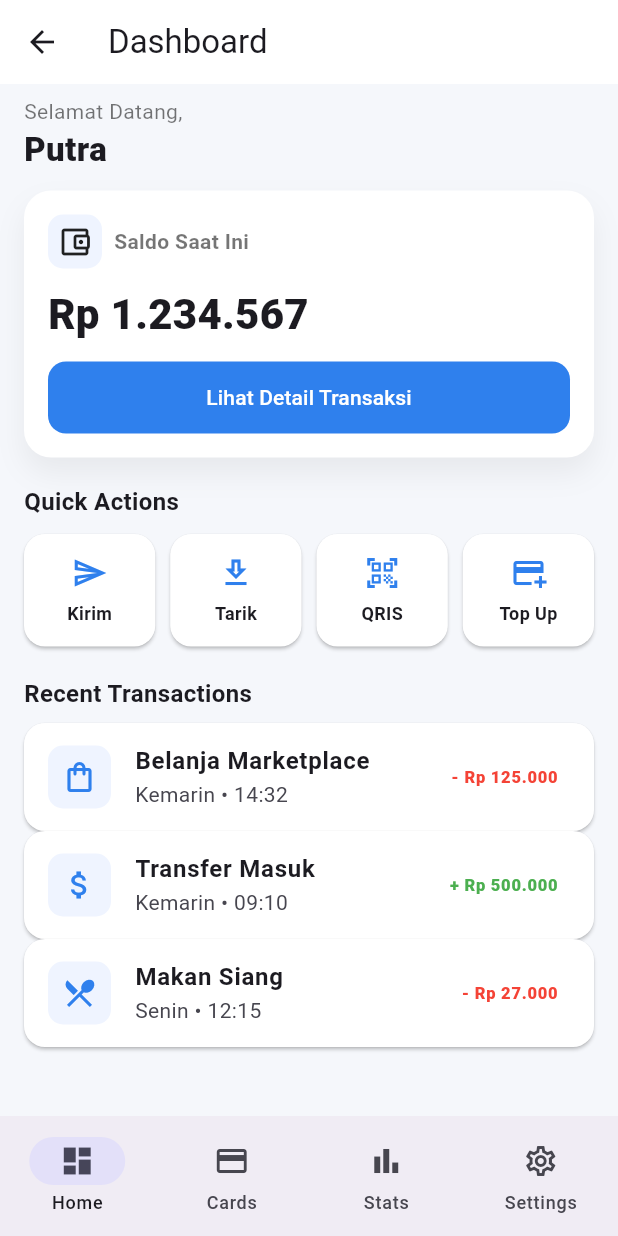
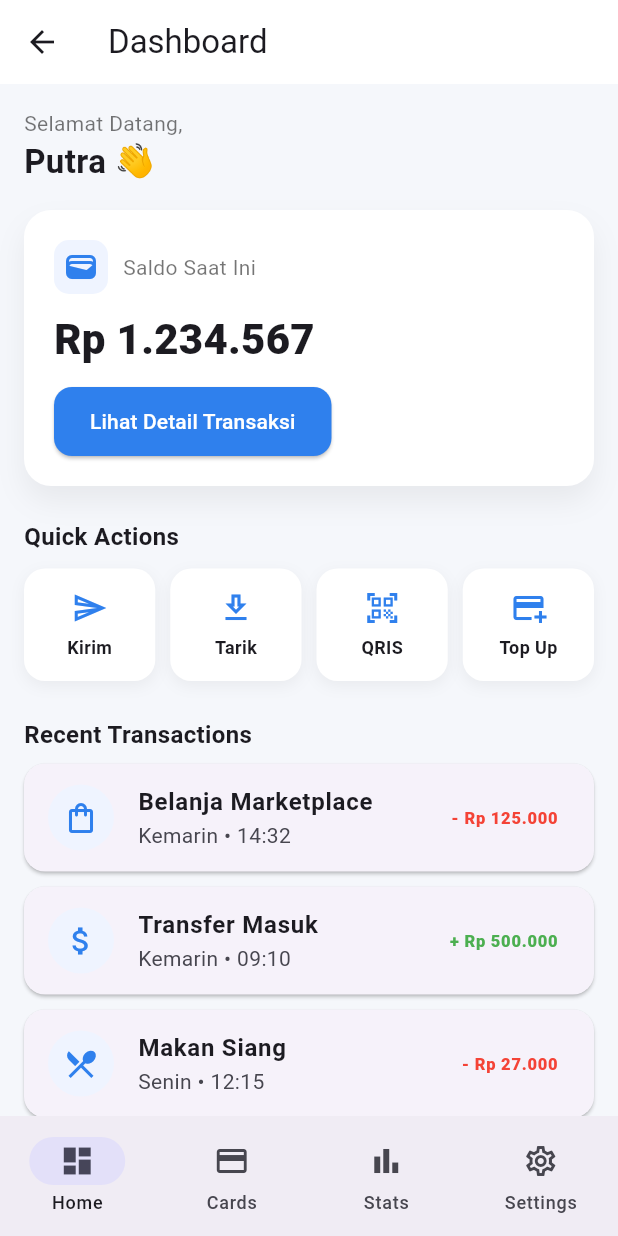
Before and after one commit to Putraa70/prak-mobilelanjut-2317051098, a Flutter app: the DashboardScreen screen opened by its route, on a phone screen of 412 x 824 dp. Run offline on Flutter 3.47's test engine with Material 3 defaults, Android fonts, the phone set to English and light mode, and no system bars.

```diff
--- a/lib/screens/dashboard_screen.dart
+++ b/lib/screens/dashboard_screen.dart
@@ -16,156 +16,14 @@ class _DashboardScreenState extends State<DashboardScreen> {
       backgroundColor: const Color(0xFFF5F7FB),
       appBar: AppBar(
         title: const Text('Dashboard'),
-        centerTitle: false,
         backgroundColor: Colors.white,
+        elevation: 0.8,
         surfaceTintColor: Colors.white,
-        elevation: 0.5,
       ),
-      body: SafeArea(
-        child: ListView(
-          padding: const EdgeInsets.fromLTRB(16, 8, 16, 16),
-          children: [
-            // ====== Salam + Nama ======
-            const Text(
-              'Selamat Datang,',
-              style: TextStyle(fontSize: 14, color: Colors.black54),
+      body: AnimatedSwitcher(
+        duration: const Duration(milliseconds: 400),
+        child: _buildDashboardContent(),
       ),
-            const Text(
-              'Putra',
-              style: TextStyle(fontSize: 22, fontWeight: FontWeight.w800),
-            ),
-            const SizedBox(height: 12),
-
-            // ====== Kartu Saldo (sesuai screenshot) ======
-            Container(
-              decoration: BoxDecoration(
-                color: Colors.white,
-                borderRadius: BorderRadius.circular(18),
-                boxShadow: [
-                  BoxShadow(
-                    color: Colors.black.withOpacity(.06),
-                    blurRadius: 16,
-                    offset: const Offset(0, 10),
-                  ),
-                ],
-              ),
-              padding: const EdgeInsets.all(16),
-              child: Column(
-                crossAxisAlignment: CrossAxisAlignment.stretch,
-                children: [
-                  Row(
-                    children: [
-                      Container(
-                        width: 36,
-                        height: 36,
-                        decoration: BoxDecoration(
-                          color: const Color(0xFFEFF4FF),
-                          borderRadius: BorderRadius.circular(10),
-                        ),
-                        child: const Icon(
-                          Icons.account_balance_wallet_outlined,
-                        ),
-                      ),
-                      const SizedBox(width: 8),
-                      const Text(
-                        'Saldo Saat Ini',
-                        style: TextStyle(
-                          fontSize: 14,
-                          color: Colors.black54,
-                          fontWeight: FontWeight.w600,
-                        ),
-                      ),
-                    ],
-                  ),
-                  const SizedBox(height: 10),
-                  const Text(
-                    'Rp 1.234.567',
-                    style: TextStyle(
-                      fontSize: 28,
-                      fontWeight: FontWeight.w900,
-                      letterSpacing: 0.2,
-                    ),
-                  ),
-                  const SizedBox(height: 12),
-                  SizedBox(
-                    height: 48,
-                    child: ElevatedButton(
-                      style: ElevatedButton.styleFrom(
-                        backgroundColor: const Color(0xFF2F80ED),
-                        foregroundColor: Colors.white,
-                        shape: RoundedRectangleBorder(
-                          borderRadius: BorderRadius.circular(12),
-                        ),
-                        elevation: 0,
-                      ),
-                      onPressed: () {
-                        // TODO: arahkan ke halaman detail transaksi
-                        ScaffoldMessenger.of(context).showSnackBar(
-                          const SnackBar(
-                            content: Text('Detail transaksi coming soon 👀'),
-                          ),
-                        );
-                      },
-                      child: const Text('Lihat Detail Transaksi'),
-                    ),
-                  ),
-                ],
-              ),
-            ),
-
-            // ====== Quick Actions (modern) ======
-            const SizedBox(height: 18),
-            const Text(
-              'Quick Actions',
-              style: TextStyle(fontSize: 16, fontWeight: FontWeight.w700),
-            ),
-            const SizedBox(height: 10),
-            Row(
-              children: const [
-                _QuickAction(icon: Icons.send_outlined, label: 'Kirim'),
-                SizedBox(width: 10),
-                _QuickAction(icon: Icons.download_outlined, label: 'Tarik'),
-                SizedBox(width: 10),
-                _QuickAction(icon: Icons.qr_code_scanner, label: 'QRIS'),
-                SizedBox(width: 10),
-                _QuickAction(icon: Icons.add_card_outlined, label: 'Top Up'),
-              ],
-            ),
-
-            // ====== Recent Transactions (modern) ======
-            const SizedBox(height: 20),
-            const Text(
-              'Recent Transactions',
-              style: TextStyle(fontSize: 16, fontWeight: FontWeight.w700),
-            ),
-            const SizedBox(height: 8),
-            const _TxnTile(
-              icon: Icons.shopping_bag_outlined,
-              title: 'Belanja Marketplace',
-              subtitle: 'Kemarin • 14:32',
-              amount: '- Rp 125.000',
-              negative: true,
-            ),
-            const _TxnTile(
-              icon: Icons.attach_money_outlined,
-              title: 'Transfer Masuk',
-              subtitle: 'Kemarin • 09:10',
-              amount: '+ Rp 500.000',
-              negative: false,
-            ),
-            const _TxnTile(
-              icon: Icons.local_dining_outlined,
-              title: 'Makan Siang',
-              subtitle: 'Senin • 12:15',
-              amount: '- Rp 27.000',
-              negative: true,
-            ),
-            const SizedBox(height: 24),
-          ],
-        ),
-      ),
-
-      // ====== Bottom Navigation (modern feel) ======
       bottomNavigationBar: NavigationBar(
         selectedIndex: _currentIndex,
         onDestinationSelected: (i) => setState(() => _currentIndex = i),
@@ -194,9 +52,144 @@ class _DashboardScreenState extends State<DashboardScreen> {
       ),
     );
   }
+
+  Widget _buildDashboardContent() {
+    return ListView(
+      key: const ValueKey('dashboard'),
+      padding: const EdgeInsets.all(16),
+      children: [
+        const Text(
+          'Selamat Datang,',
+          style: TextStyle(fontSize: 14, color: Colors.black54),
+        ),
+        const Text(
+          'Putra 👋',
+          style: TextStyle(fontSize: 22, fontWeight: FontWeight.bold),
+        ),
+        const SizedBox(height: 16),
+
+        // ==== Kartu Saldo ====
+        Container(
+          decoration: BoxDecoration(
+            color: Colors.white,
+            borderRadius: BorderRadius.circular(18),
+            boxShadow: [
+              BoxShadow(
+                color: Colors.black.withOpacity(.06),
+                blurRadius: 16,
+                offset: const Offset(0, 10),
+              ),
+            ],
+          ),
+          padding: const EdgeInsets.all(20),
+          child: Column(
+            crossAxisAlignment: CrossAxisAlignment.start,
+            children: [
+              Row(
+                children: [
+                  Container(
+                    width: 36,
+                    height: 36,
+                    decoration: BoxDecoration(
+                      color: const Color(0xFFEFF4FF),
+                      borderRadius: BorderRadius.circular(10),
+                    ),
+                    child: const Icon(Icons.wallet_outlined,
+                        color: Color(0xFF2F80ED)),
+                  ),
+                  const SizedBox(width: 10),
+                  const Text(
+                    'Saldo Saat Ini',
+                    style: TextStyle(color: Colors.black54),
+                  ),
+                ],
+              ),
+              const SizedBox(height: 10),
+              const Text(
+                'Rp 1.234.567',
+                style: TextStyle(
+                  fontSize: 28,
+                  fontWeight: FontWeight.w900,
+                  letterSpacing: 0.2,
+                ),
+              ),
+              const SizedBox(height: 12),
+              SizedBox(
+                height: 46,
+                child: ElevatedButton(
+                  style: ElevatedButton.styleFrom(
+                    backgroundColor: const Color(0xFF2F80ED),
+                    foregroundColor: Colors.white,
+                    shape: RoundedRectangleBorder(
+                      borderRadius: BorderRadius.circular(12),
+                    ),
+                  ),
+                  onPressed: () {
+                    ScaffoldMessenger.of(context).showSnackBar(
+                      const SnackBar(
+                        content: Text('Fitur Detail Transaksi coming soon 👀'),
+                      ),
+                    );
+                  },
+                  child: const Text('Lihat Detail Transaksi'),
+                ),
+              ),
+            ],
+          ),
+        ),
+
+        // ==== Quick Actions ====
+        const SizedBox(height: 22),
+        const Text(
+          'Quick Actions',
+          style: TextStyle(fontSize: 16, fontWeight: FontWeight.w700),
+        ),
+        const SizedBox(height: 10),
+        Row(
+          children: const [
+            _QuickAction(icon: Icons.send_outlined, label: 'Kirim'),
+            SizedBox(width: 10),
+            _QuickAction(icon: Icons.download_outlined, label: 'Tarik'),
+            SizedBox(width: 10),
+            _QuickAction(icon: Icons.qr_code_scanner, label: 'QRIS'),
+            SizedBox(width: 10),
+            _QuickAction(icon: Icons.add_card_outlined, label: 'Top Up'),
+          ],
+        ),
+
+        // ==== Transaksi Terbaru ====
+        const SizedBox(height: 24),
+        const Text(
+          'Recent Transactions',
+          style: TextStyle(fontSize: 16, fontWeight: FontWeight.w700),
+        ),
+        const SizedBox(height: 8),
+        const _TxnTile(
+          icon: Icons.shopping_bag_outlined,
+          title: 'Belanja Marketplace',
+          subtitle: 'Kemarin • 14:32',
+          amount: '- Rp 125.000',
+          negative: true,
+        ),
+        const _TxnTile(
+          icon: Icons.attach_money_outlined,
+          title: 'Transfer Masuk',
+          subtitle: 'Kemarin • 09:10',
+          amount: '+ Rp 500.000',
+          negative: false,
+        ),
+        const _TxnTile(
+          icon: Icons.local_dining_outlined,
+          title: 'Makan Siang',
+          subtitle: 'Senin • 12:15',
+          amount: '- Rp 27.000',
+          negative: true,
+        ),
+        const SizedBox(height: 30),
+      ],
+    );
   }
-
-// ========== WIDGET KECIL ==========
+}
 
 class _QuickAction extends StatelessWidget {
   final IconData icon;
@@ -206,14 +199,21 @@ class _QuickAction extends StatelessWidget {
   @override
   Widget build(BuildContext context) {
     return Expanded(
-      child: Material(
-        color: Colors.white,
-        elevation: 1,
-        borderRadius: BorderRadius.circular(14),
       child: InkWell(
         borderRadius: BorderRadius.circular(14),
         onTap: () {},
-          child: Padding(
+        child: Container(
+          decoration: BoxDecoration(
+            color: Colors.white,
+            borderRadius: BorderRadius.circular(14),
+            boxShadow: [
+              BoxShadow(
+                color: Colors.black.withOpacity(0.05),
+                blurRadius: 8,
+                offset: const Offset(0, 3),
+              ),
+            ],
+          ),
           padding: const EdgeInsets.symmetric(vertical: 14),
           child: Column(
             children: [
@@ -222,12 +222,9 @@ class _QuickAction extends StatelessWidget {
               Text(
                 label,
                 style: const TextStyle(
-                    fontSize: 12,
-                    fontWeight: FontWeight.w600,
-                  ),
+                    fontSize: 12, fontWeight: FontWeight.w600),
               ),
             ],
-            ),
           ),
         ),
       ),
@@ -251,19 +248,13 @@ class _TxnTile extends StatelessWidget {
 
   @override
   Widget build(BuildContext context) {
-    return Material(
-      color: Colors.white,
-      elevation: 1,
-      borderRadius: BorderRadius.circular(14),
+    return Card(
+      margin: const EdgeInsets.only(bottom: 10),
+      shape: RoundedRectangleBorder(borderRadius: BorderRadius.circular(14)),
       child: ListTile(
-        shape: RoundedRectangleBorder(borderRadius: BorderRadius.circular(14)),
-        leading: Container(
-          width: 42,
-          height: 42,
-          decoration: BoxDecoration(
-            color: const Color(0xFFEFF4FF),
-            borderRadius: BorderRadius.circular(10),
-          ),
+        leading: CircleAvatar(
+          radius: 22,
+          backgroundColor: const Color(0xFFEFF4FF),
           child: Icon(icon, color: const Color(0xFF2F80ED)),
         ),
         title: Text(title, style: const TextStyle(fontWeight: FontWeight.w700)),
@@ -275,7 +266,6 @@ class _TxnTile extends StatelessWidget {
             color: negative ? Colors.red : Colors.green,
           ),
         ),
-        onTap: () {},
       ),
     );
   }
```
Also changed, not shown: lib/main.dart (+5 -3 lines), lib/screens/login_screen.dart (+65 -94 lines), lib/screens/splash_screen.dart (added, +72 -0 lines). Lines whose indentation alone changed are shown as unchanged.
